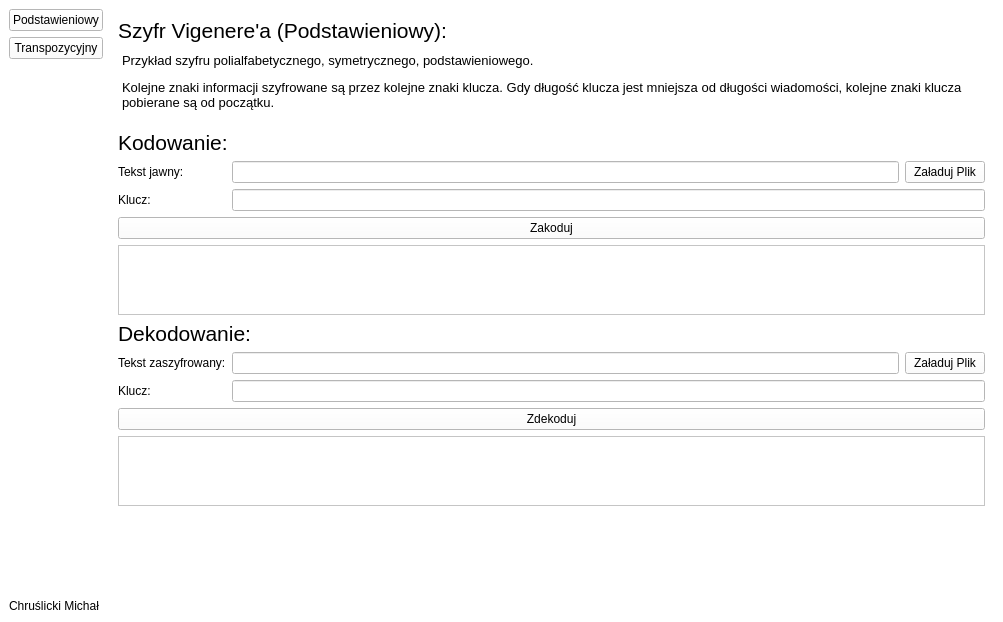
Above: Ui/mainwindow.ui from Dezinter8/kryptografia_CM before the change. Below: the same form after it.
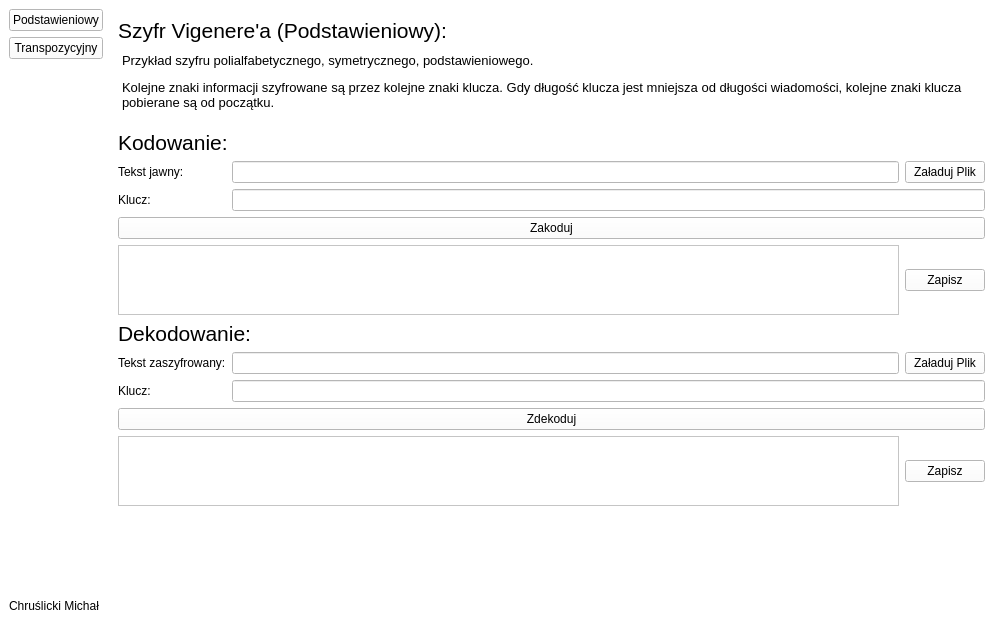
That is the form after the change.

Commit message: zapisywanie do plików

The edit to the form file:
```diff
--- a/Ui/mainwindow.ui
+++ b/Ui/mainwindow.ui
@@ -585,19 +585,6 @@
              </property>
             </widget>
            </item>
-           <item row="8" column="0" colspan="3">
-            <widget class="QTextEdit" name="Vigener_output">
-             <property name="maximumSize">
-              <size>
-               <width>16777215</width>
-               <height>70</height>
-              </size>
-             </property>
-             <property name="readOnly">
-              <bool>true</bool>
-             </property>
-            </widget>
-           </item>
            <item row="1" column="0" colspan="3">
             <widget class="QTextEdit" name="textEdit">
              <property name="minimumSize">
@@ -683,19 +670,6 @@
              </property>
             </widget>
            </item>
-           <item row="13" column="0" colspan="3">
-            <widget class="QTextEdit" name="Vigener_decode_output">
-             <property name="maximumSize">
-              <size>
-               <width>16777215</width>
-               <height>70</height>
-              </size>
-             </property>
-             <property name="readOnly">
-              <bool>true</bool>
-             </property>
-            </widget>
-           </item>
            <item row="10" column="1">
             <widget class="QLineEdit" name="Vigener_decode_input_text"/>
            </item>
@@ -706,6 +680,46 @@
              </property>
             </widget>
            </item>
+           <item row="13" column="0" colspan="2">
+            <widget class="QTextEdit" name="Vigener_decode_output">
+             <property name="maximumSize">
+              <size>
+               <width>16777215</width>
+               <height>70</height>
+              </size>
+             </property>
+             <property name="readOnly">
+              <bool>true</bool>
+             </property>
+            </widget>
+           </item>
+           <item row="13" column="2">
+            <widget class="QPushButton" name="Vigener_decode_output_save">
+             <property name="text">
+              <string>Zapisz</string>
+             </property>
+            </widget>
+           </item>
+           <item row="8" column="0" colspan="2">
+            <widget class="QTextEdit" name="Vigener_output">
+             <property name="maximumSize">
+              <size>
+               <width>16777215</width>
+               <height>70</height>
+              </size>
+             </property>
+             <property name="readOnly">
+              <bool>true</bool>
+             </property>
+            </widget>
+           </item>
+           <item row="8" column="2">
+            <widget class="QPushButton" name="Vigener_output_save">
+             <property name="text">
+              <string>Zapisz</string>
+             </property>
+            </widget>
+           </item>
           </layout>
          </widget>
          <widget class="QWidget" name="transpozycyjny_page">
```
Left out of the diff: 66 changed lines with no effect on the pictures. The commit also changes 2 other files.
